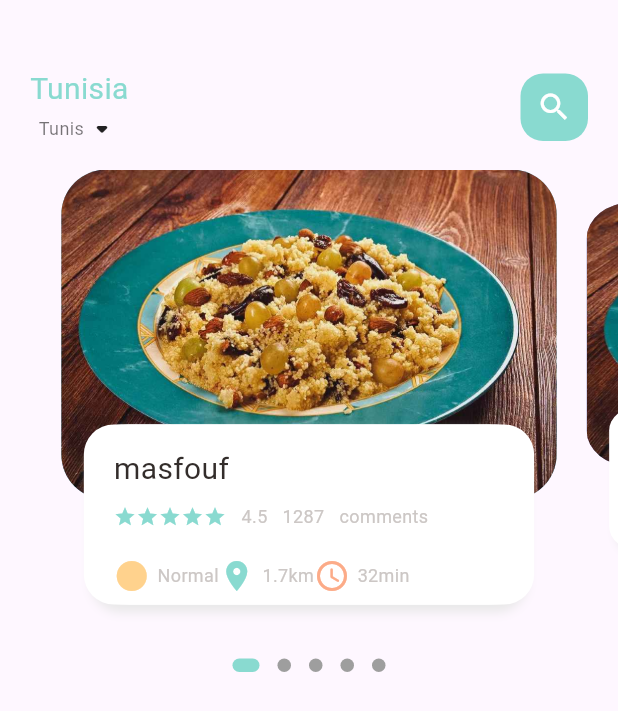
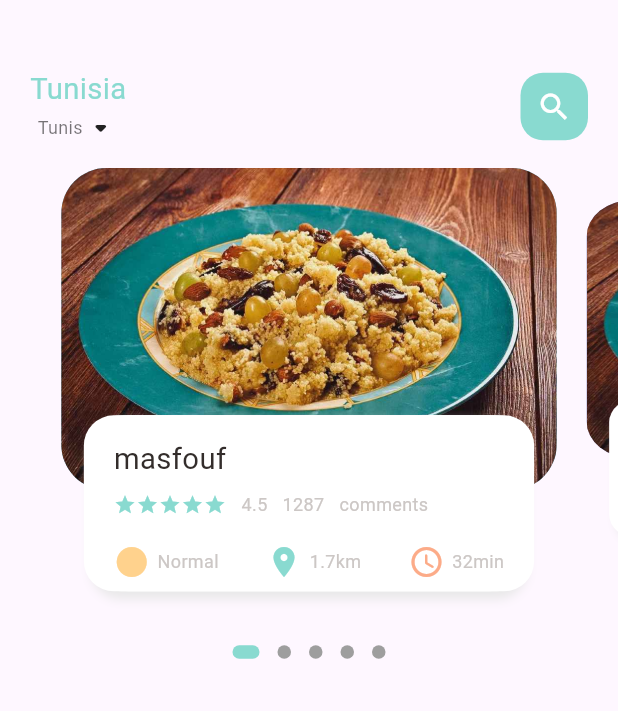
Before and after one commit to siwarbo/pfeProject, a Flutter app: the screen it shows after launch, on a phone screen of 412 x 824 dp. Shown: the top 711 px of the screen. Run offline on Flutter 3.47's test engine with Material 3 defaults, Android fonts, the phone set to English and light mode, and no system bars; drawn by our look-alikes of dots_indicator; our stand-ins replace get.

Commit message:
homePage

```diff
--- a/lib/home/food_page_body.dart
+++ b/lib/home/food_page_body.dart
@@ -1,6 +1,7 @@
 import 'package:dots_indicator/dots_indicator.dart';
 import 'package:flutter/material.dart';
 import 'package:forkify/utils/colors.dart';
+import 'package:forkify/utils/dimensions.dart';
 import 'package:forkify/widgets/big_text.dart';
 import 'package:forkify/widgets/icon_and_text_widget.dart';
 import 'package:forkify/widgets/small_text.dart';
@@ -16,7 +17,7 @@ class _FoodPageBodyState extends State<FoodPageBody> {
   PageController pageController = PageController(viewportFraction: 0.85);
   var _currPageValue = 0.0;
   double _scaleFactor = 0.8;
-  double _height = 220;
+  double _height = Dimensions.pageViewContainer;
 
   @override
   void initState() {
@@ -39,7 +40,7 @@ class _FoodPageBodyState extends State<FoodPageBody> {
       children: [
         Container(
           //color: Colors.redAccent,
-          height: 320,
+          height: Dimensions.pageView,
           child: PageView.builder(
               controller: pageController,
               itemCount: 5,
@@ -93,7 +94,7 @@ class _FoodPageBodyState extends State<FoodPageBody> {
       child: Stack(
         children: [
           Container(
-            height: 220,
+            height: Dimensions.pageViewContainer,
             margin: EdgeInsets.only(left: 10, right: 10),
             decoration: BoxDecoration(
                 borderRadius: BorderRadius.circular(30),
@@ -105,7 +106,7 @@ class _FoodPageBodyState extends State<FoodPageBody> {
           Align(
             alignment: Alignment.bottomCenter,
             child: Container(
-              height: 120,
+              height: Dimensions.pageViewTextContainer,
               margin: EdgeInsets.only(left: 30, right: 30, bottom: 30),
               decoration: BoxDecoration(
                   borderRadius: BorderRadius.circular(20),
@@ -126,15 +127,16 @@ class _FoodPageBodyState extends State<FoodPageBody> {
                     ),
                   ]),
               child: Container(
-                padding: EdgeInsets.only(top: 15, left: 15, right: 15),
+                padding: EdgeInsets.only(top: Dimensions.height15, left: 15, right: 15),
                 child: Column(
                   crossAxisAlignment: CrossAxisAlignment.start,
                   children: [
                     BigText(text: "masfouf"),
                     SizedBox(
-                      height: 10,
+                      height: Dimensions.height10,
                     ),
                     Row(
+
                       children: [
                         Wrap(
                           children: List.generate(
@@ -160,9 +162,10 @@ class _FoodPageBodyState extends State<FoodPageBody> {
                       ],
                     ),
                     SizedBox(
-                      height: 20,
+                      height: Dimensions.height20,
                     ),
                     Row(
+                      mainAxisAlignment: MainAxisAlignment.spaceBetween,
                       children: [
                         IconAndTextWidget(
                             icon: Icons.circle_sharp,
--- a/lib/main.dart
+++ b/lib/main.dart
@@ -1,5 +1,6 @@
 import 'package:flutter/material.dart';
 import 'package:forkify/home/main_food_page.dart';
+import 'package:get/get.dart';
 
 void main() {
   runApp(const MyApp());
@@ -11,11 +12,10 @@ class MyApp extends StatelessWidget {
   // This widget is the root of your application.
   @override
   Widget build(BuildContext context) {
-    return MaterialApp(
-      debugShowCheckedModeBanner: false ,
+    return GetMaterialApp(
+      debugShowCheckedModeBanner: false,
       title: 'Flutter Demo',
       theme: ThemeData(
-
         colorScheme: ColorScheme.fromSeed(seedColor: Colors.deepPurple),
         useMaterial3: true,
       ),
--- /dev/null
+++ b/lib/utils/dimensions.dart
@@ -0,0 +1,16 @@
+import 'package:get/get.dart';
+
+class Dimensions {
+  static double screenHeight = Get.context!.height;
+  static double screenWidth = Get.context!.width;
+
+  static double pageView = screenHeight / 2.64;
+  static double pageViewContainer = screenHeight / 3.84;
+  static double pageViewTextContainer = screenHeight / 7.03;
+
+  static double height10 = screenHeight / 84.4;
+  static double height15 = screenHeight / 56.27;
+  static double height20 = screenHeight / 45.2;
+
+  static double font20 = screenHeight / 42.2;
+}
--- a/lib/widgets/big_text.dart
+++ b/lib/widgets/big_text.dart
@@ -1,4 +1,5 @@
 import 'package:flutter/material.dart';
+import 'package:forkify/utils/dimensions.dart';
 
 class BigText extends StatelessWidget {
   Color? color; // Make color nullable
@@ -23,7 +24,7 @@ class BigText extends StatelessWidget {
       style: TextStyle(
         fontFamily: 'Roboto',
         color: color,
-        fontSize: size,
+        fontSize: Dimensions.font20 ,
         fontWeight: FontWeight.w400,
       ),
     );
--- a/pubspec.yaml
+++ b/pubspec.yaml
@@ -30,6 +30,8 @@ environment:
 dependencies:
   flutter:
     sdk: flutter
+
+  get: ^4.6.6
 
   dots_indicator: ^2.1.1
 
```
Also changed, not shown: lib/home/main_food_page.dart (line endings or trailing spaces), pubspec.lock.
